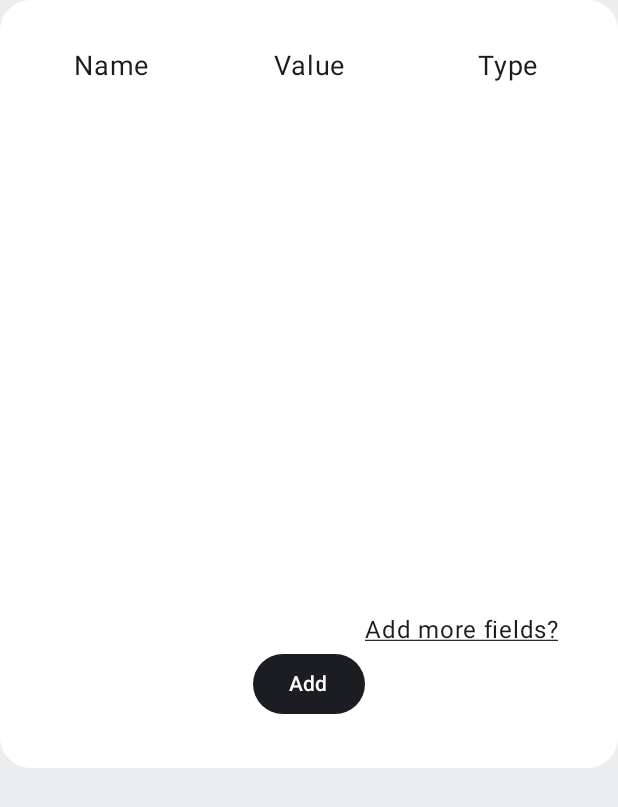
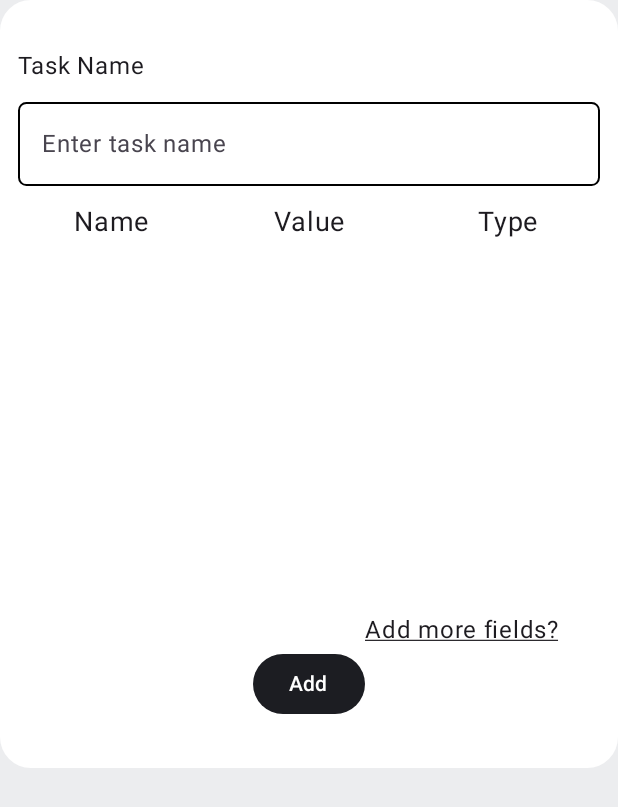
Before and after one commit to dev-sharma3624/QuickCast, an Android app built with Jetpack Compose: the composable UpdatesMenu called with empty values, on a phone screen of 412 x 824 dp. Shown: the top 807 px of the screen. Run offline under Robolectric (Android 15) with nearby library versions, the phone set to English and light mode, and no system bars.

Commit message:
Added task name field to create task object

```diff
--- a/app/src/main/java/com/example/quickcast/data_classes/SmsFormats/MessageContent.kt
+++ b/app/src/main/java/com/example/quickcast/data_classes/SmsFormats/MessageContent.kt
@@ -46,6 +46,7 @@ data class InvitationResponse(
 @Parcelize
 data class CreateTask(
     val siteId : Long,
+    val taskName : String,
     val l : List<SendableMessageProperty>
 ) : MessageContent()
 
--- a/app/src/main/java/com/example/quickcast/room_db/background_workers/CreateTaskBgWorker.kt
+++ b/app/src/main/java/com/example/quickcast/room_db/background_workers/CreateTaskBgWorker.kt
@@ -22,7 +22,7 @@ class CreateTaskBgWorker(
 
         val siteId = inputData.getLong("site_Id", 0L)
         val isAppInForeground = inputData.getBoolean("is_App_In_Foreground", false)
-        val format = inputData.getString("format") ?: ""
+        val task = inputData.getString("task") ?: ""
         val phoneNumber = inputData.getString("phone_Number") ?: ""
 
         if(siteId == 0L){
@@ -56,7 +56,7 @@ class CreateTaskBgWorker(
                 } else null
             )
 
-            dbRepo.messagePropertyAddition(siteId, format, phoneNumber)
+            dbRepo.messagePropertyAddition(siteId, task, phoneNumber)
 
 
             return  Result.success()
--- a/app/src/main/java/com/example/quickcast/ui/temporary_components/UpdatesMenuItem.kt
+++ b/app/src/main/java/com/example/quickcast/ui/temporary_components/UpdatesMenuItem.kt
@@ -65,6 +65,8 @@ import com.example.quickcast.enum_classes.MessagePropertyTypes
 @Composable
 fun UpdatesMenu(
     list: List<MessageProperties>,
+    taskName : String,
+    onTaskNameChange : (String) -> Unit,
     nameFieldChange : (Int, String) -> Unit,
     valueFieldChange : (Int, Int) -> Unit,
     onClickCount : (Int) -> Unit,
@@ -78,6 +80,29 @@ fun UpdatesMenu(
             .height(512.dp)
             .padding(vertical = 32.dp, horizontal = 8.dp)
     ) {
+
+        Text(
+            text = "Task Name",
+            modifier = Modifier.padding(horizontal = 4.dp)
+        )
+
+
+        TextField(
+            value = taskName,
+            onValueChange = { onTaskNameChange(it) },
+            modifier = Modifier.fillMaxWidth()
+                .padding(horizontal = 4.dp, vertical = 12.dp)
+                .border(1.dp, Color.Black, RoundedCornerShape(10)),
+            colors = TextFieldDefaults.colors(
+                focusedContainerColor = Color.White,
+                unfocusedContainerColor = Color.White,
+                focusedIndicatorColor = Color.Transparent,
+                unfocusedIndicatorColor = Color.Transparent,
+            ),
+            placeholder = {
+                Text("Enter task name")
+            }
+        )
 
         // Header Row
         Row {
--- a/app/src/main/java/com/example/quickcast/viewModels/SiteScreenVM.kt
+++ b/app/src/main/java/com/example/quickcast/viewModels/SiteScreenVM.kt
@@ -49,10 +49,10 @@ class SiteScreenVM(
         }
     }
 
-    fun sendPropertyFieldMsg(){
+    fun sendPropertyFieldMsg(taskName : String){
         viewModelScope.launch(Dispatchers.IO + NonCancellable) {
             val list = propertyList.filter { it.name.isNotBlank() && (it.value != null && it.value > 0) }
-            val msgPairList = smsCreator.createSmsPackageWithNumber(list, site!!)
+            val msgPairList = smsCreator.createSmsPackageWithNumber(list, site!!, taskName)
             smsRepository.sendMessage(msgPairList)
         }
     }
```
Also changed, not shown: app/src/main/java/com/example/quickcast/SmsUtils/SmsCreator.kt (+4 -5 lines), app/src/main/java/com/example/quickcast/SmsUtils/SmsReceiver.kt (+4 -5 lines), app/src/main/java/com/example/quickcast/repositories/DatabaseRepository.kt (+11 -11 lines), app/src/main/java/com/example/quickcast/ui/screens/IndividualSiteScreen.kt (+20 -7 lines).
